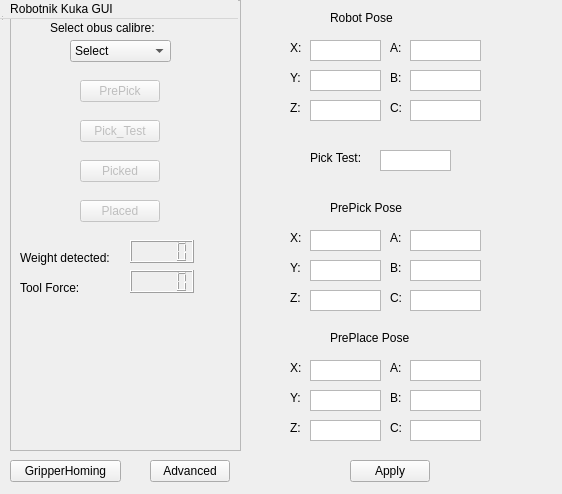
Before: the Qt Designer form resource/RqtKuka.ui in asoriano1/rqt_kuka, drawn with Qt 5.
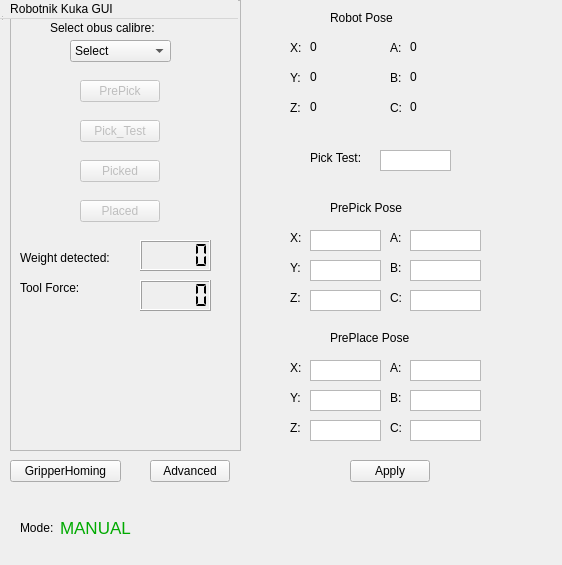
After: the same form once the commit is applied. Icons and pictures are not drawn.

Commit message: added topic subscriptions

```diff
--- a/resource/RqtKuka.ui
+++ b/resource/RqtKuka.ui
@@ -7,7 +7,7 @@
     <x>0</x>
     <y>0</y>
     <width>562</width>
-    <height>494</height>
+    <height>565</height>
    </rect>
   </property>
   <property name="windowTitle">
@@ -107,16 +107,6 @@
       <string>Select obus calibre:</string>
      </property>
     </widget>
-    <widget class="QLCDNumber" name="weight_lcdNumber">
-     <property name="geometry">
-      <rect>
-       <x>120</x>
-       <y>240</y>
-       <width>64</width>
-       <height>23</height>
-      </rect>
-     </property>
-    </widget>
     <widget class="QLabel" name="weight_label">
      <property name="geometry">
       <rect>
@@ -146,12 +136,15 @@
     <widget class="QLCDNumber" name="tool_force_lcdNumber">
      <property name="geometry">
       <rect>
-       <x>120</x>
-       <y>270</y>
-       <width>64</width>
-       <height>23</height>
+       <x>130</x>
+       <y>280</y>
+       <width>71</width>
+       <height>31</height>
       </rect>
      </property>
+     <property name="segmentStyle">
+      <enum>QLCDNumber::Flat</enum>
+     </property>
     </widget>
     <widget class="QPushButton" name="PrePick_Button">
      <property name="enabled">
@@ -217,6 +210,22 @@
       <string>Placed</string>
      </property>
     </widget>
+    <widget class="QLCDNumber" name="weight_lcdNumber">
+     <property name="geometry">
+      <rect>
+       <x>130</x>
+       <y>240</y>
+       <width>71</width>
+       <height>31</height>
+      </rect>
+     </property>
+     <property name="styleSheet">
+      <string notr="true"/>
+     </property>
+     <property name="segmentStyle">
+      <enum>QLCDNumber::Flat</enum>
+     </property>
+    </widget>
    </widget>
   </widget>
   <widget class="QMenuBar" name="menubar">
@@ -362,120 +371,6 @@
     <string>C:</string>
    </property>
   </widget>
-  <widget class="QTextEdit" name="textEdit">
-   <property name="geometry">
-    <rect>
-     <x>310</x>
-     <y>40</y>
-     <width>71</width>
-     <height>21</height>
-    </rect>
-   </property>
-   <property name="verticalScrollBarPolicy">
-    <enum>Qt::ScrollBarAlwaysOff</enum>
-   </property>
-   <property name="horizontalScrollBarPolicy">
-    <enum>Qt::ScrollBarAlwaysOff</enum>
-   </property>
-   <property name="readOnly">
-    <bool>true</bool>
-   </property>
-  </widget>
-  <widget class="QTextEdit" name="textEdit_2">
-   <property name="geometry">
-    <rect>
-     <x>310</x>
-     <y>70</y>
-     <width>71</width>
-     <height>21</height>
-    </rect>
-   </property>
-   <property name="verticalScrollBarPolicy">
-    <enum>Qt::ScrollBarAlwaysOff</enum>
-   </property>
-   <property name="horizontalScrollBarPolicy">
-    <enum>Qt::ScrollBarAlwaysOff</enum>
-   </property>
-   <property name="readOnly">
-    <bool>true</bool>
-   </property>
-  </widget>
-  <widget class="QTextEdit" name="textEdit_3">
-   <property name="geometry">
-    <rect>
-     <x>310</x>
-     <y>100</y>
-     <width>71</width>
-     <height>21</height>
-    </rect>
-   </property>
-   <property name="verticalScrollBarPolicy">
-    <enum>Qt::ScrollBarAlwaysOff</enum>
-   </property>
-   <property name="horizontalScrollBarPolicy">
-    <enum>Qt::ScrollBarAlwaysOff</enum>
-   </property>
-   <property name="readOnly">
-    <bool>true</bool>
-   </property>
-  </widget>
-  <widget class="QTextEdit" name="textEdit_4">
-   <property name="geometry">
-    <rect>
-     <x>410</x>
-     <y>40</y>
-     <width>71</width>
-     <height>21</height>
-    </rect>
-   </property>
-   <property name="verticalScrollBarPolicy">
-    <enum>Qt::ScrollBarAlwaysOff</enum>
-   </property>
-   <property name="horizontalScrollBarPolicy">
-    <enum>Qt::ScrollBarAlwaysOff</enum>
-   </property>
-   <property name="readOnly">
-    <bool>true</bool>
-   </property>
-  </widget>
-  <widget class="QTextEdit" name="textEdit_5">
-   <property name="geometry">
-    <rect>
-     <x>410</x>
-     <y>70</y>
-     <width>71</width>
-     <height>21</height>
-    </rect>
-   </property>
-   <property name="verticalScrollBarPolicy">
-    <enum>Qt::ScrollBarAlwaysOff</enum>
-   </property>
-   <property name="horizontalScrollBarPolicy">
-    <enum>Qt::ScrollBarAlwaysOff</enum>
-   </property>
-   <property name="readOnly">
-    <bool>true</bool>
-   </property>
-  </widget>
-  <widget class="QTextEdit" name="textEdit_6">
-   <property name="geometry">
-    <rect>
-     <x>410</x>
-     <y>100</y>
-     <width>71</width>
-     <height>21</height>
-    </rect>
-   </property>
-   <property name="verticalScrollBarPolicy">
-    <enum>Qt::ScrollBarAlwaysOff</enum>
-   </property>
-   <property name="horizontalScrollBarPolicy">
-    <enum>Qt::ScrollBarAlwaysOff</enum>
-   </property>
-   <property name="readOnly">
-    <bool>true</bool>
-   </property>
-  </widget>
   <widget class="QLabel" name="label_9">
    <property name="geometry">
     <rect>
@@ -931,6 +826,134 @@
     <string>Apply</string>
    </property>
   </widget>
+  <widget class="QLabel" name="label_24">
+   <property name="geometry">
+    <rect>
+     <x>20</x>
+     <y>520</y>
+     <width>41</width>
+     <height>16</height>
+    </rect>
+   </property>
+   <property name="text">
+    <string>Mode:</string>
+   </property>
+  </widget>
+  <widget class="QLabel" name="mode_label">
+   <property name="geometry">
+    <rect>
+     <x>60</x>
+     <y>520</y>
+     <width>141</width>
+     <height>16</height>
+    </rect>
+   </property>
+   <property name="font">
+    <font>
+     <pointsize>13</pointsize>
+    </font>
+   </property>
+   <property name="autoFillBackground">
+    <bool>true</bool>
+   </property>
+   <property name="styleSheet">
+    <string notr="true">color: rgb(0, 170, 0);</string>
+   </property>
+   <property name="text">
+    <string>MANUAL</string>
+   </property>
+  </widget>
+  <widget class="QLabel" name="robot_pose_x">
+   <property name="geometry">
+    <rect>
+     <x>310</x>
+     <y>40</y>
+     <width>59</width>
+     <height>14</height>
+    </rect>
+   </property>
+   <property name="text">
+    <string>0</string>
+   </property>
+  </widget>
+  <widget class="QLabel" name="robot_pose_y">
+   <property name="geometry">
+    <rect>
+     <x>310</x>
+     <y>70</y>
+     <width>59</width>
+     <height>14</height>
+    </rect>
+   </property>
+   <property name="text">
+    <string>0</string>
+   </property>
+  </widget>
+  <widget class="QLabel" name="robot_pose_z">
+   <property name="geometry">
+    <rect>
+     <x>310</x>
+     <y>100</y>
+     <width>59</width>
+     <height>14</height>
+    </rect>
+   </property>
+   <property name="text">
+    <string>0</string>
+   </property>
+  </widget>
+  <widget class="QLabel" name="robot_pose_a">
+   <property name="geometry">
+    <rect>
+     <x>410</x>
+     <y>40</y>
+     <width>59</width>
+     <height>14</height>
+    </rect>
+   </property>
+   <property name="text">
+    <string>0</string>
+   </property>
+  </widget>
+  <widget class="QLabel" name="robot_pose_b">
+   <property name="geometry">
+    <rect>
+     <x>410</x>
+     <y>70</y>
+     <width>59</width>
+     <height>14</height>
+    </rect>
+   </property>
+   <property name="text">
+    <string>0</string>
+   </property>
+  </widget>
+  <widget class="QLabel" name="robot_pose_c">
+   <property name="geometry">
+    <rect>
+     <x>410</x>
+     <y>100</y>
+     <width>59</width>
+     <height>14</height>
+    </rect>
+   </property>
+   <property name="text">
+    <string>0</string>
+   </property>
+  </widget>
+  <widget class="QLabel" name="info_label">
+   <property name="geometry">
+    <rect>
+     <x>260</x>
+     <y>509</y>
+     <width>281</width>
+     <height>41</height>
+    </rect>
+   </property>
+   <property name="text">
+    <string/>
+   </property>
+  </widget>
  </widget>
  <resources/>
  <connections/>
```
The commit also changes 2 other files.
